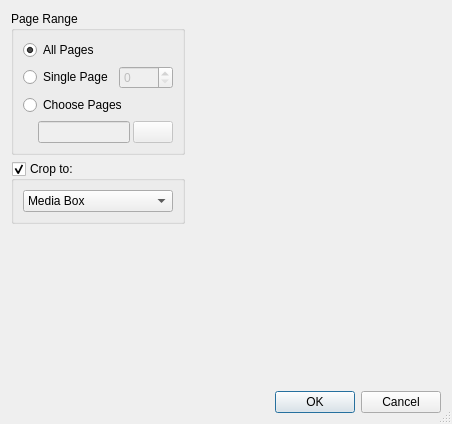
Qt form scribus/plugins/import/pdf/pdfimportoptions.ui (scribusproject/scribus) before a commit.
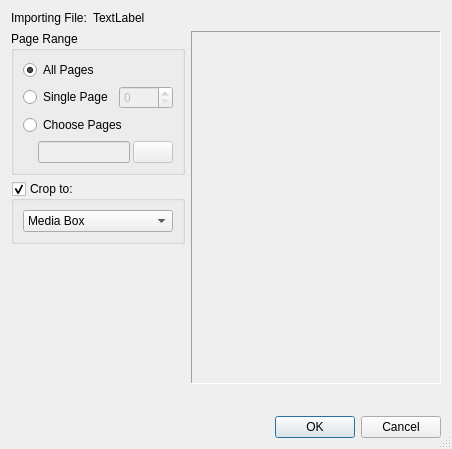
The same form after that commit. Custom widgets are drawn as their Qt base class.

Commit message: PDF-Import Options: - handle Preview correctly when resizing the Dialog - only show the Dialog when the PDF has more than one page.

Diff of the .ui file:
```diff
--- a/scribus/plugins/import/pdf/pdfimportoptions.ui
+++ b/scribus/plugins/import/pdf/pdfimportoptions.ui
@@ -7,7 +7,7 @@
     <x>0</x>
     <y>0</y>
     <width>452</width>
-    <height>424</height>
+    <height>449</height>
    </rect>
   </property>
   <property name="windowTitle">
@@ -18,7 +18,37 @@
   </property>
   <layout class="QVBoxLayout" name="verticalLayout_5">
    <item>
-    <layout class="QHBoxLayout" name="horizontalLayout_3">
+    <layout class="QHBoxLayout" name="horizontalLayout_5">
+     <item>
+      <widget class="QLabel" name="label">
+       <property name="sizePolicy">
+        <sizepolicy hsizetype="Maximum" vsizetype="Preferred">
+         <horstretch>0</horstretch>
+         <verstretch>0</verstretch>
+        </sizepolicy>
+       </property>
+       <property name="text">
+        <string>Importing File:</string>
+       </property>
+      </widget>
+     </item>
+     <item>
+      <widget class="QLabel" name="fileLabel">
+       <property name="sizePolicy">
+        <sizepolicy hsizetype="Expanding" vsizetype="Preferred">
+         <horstretch>0</horstretch>
+         <verstretch>0</verstretch>
+        </sizepolicy>
+       </property>
+       <property name="text">
+        <string>TextLabel</string>
+       </property>
+      </widget>
+     </item>
+    </layout>
+   </item>
+   <item>
+    <layout class="QHBoxLayout" name="horizontalLayout_4">
      <item>
       <layout class="QVBoxLayout" name="verticalLayout_3">
        <item>
@@ -176,13 +206,52 @@
            <height>340</height>
           </size>
          </property>
+         <property name="frameShape">
+          <enum>QFrame::Panel</enum>
+         </property>
+         <property name="frameShadow">
+          <enum>QFrame::Sunken</enum>
+         </property>
          <property name="text">
           <string/>
          </property>
+         <property name="alignment">
+          <set>Qt::AlignCenter</set>
+         </property>
         </widget>
        </item>
        <item>
-        <widget class="PageSelector" name="pgSelect" native="true"/>
+        <layout class="QHBoxLayout" name="horizontalLayout_3">
+         <item>
+          <spacer name="horizontalSpacer">
+           <property name="orientation">
+            <enum>Qt::Horizontal</enum>
+           </property>
+           <property name="sizeHint" stdset="0">
+            <size>
+             <width>40</width>
+             <height>20</height>
+            </size>
+           </property>
+          </spacer>
+         </item>
+         <item>
+          <widget class="PageSelector" name="pgSelect" native="true"/>
+         </item>
+         <item>
+          <spacer name="horizontalSpacer_2">
+           <property name="orientation">
+            <enum>Qt::Horizontal</enum>
+           </property>
+           <property name="sizeHint" stdset="0">
+            <size>
+             <width>40</width>
+             <height>20</height>
+            </size>
+           </property>
+          </spacer>
+         </item>
+        </layout>
        </item>
       </layout>
      </item>
```
Left out of the diff: 2 changed lines with no effect on the pictures. The commit also changes 5 other files.
